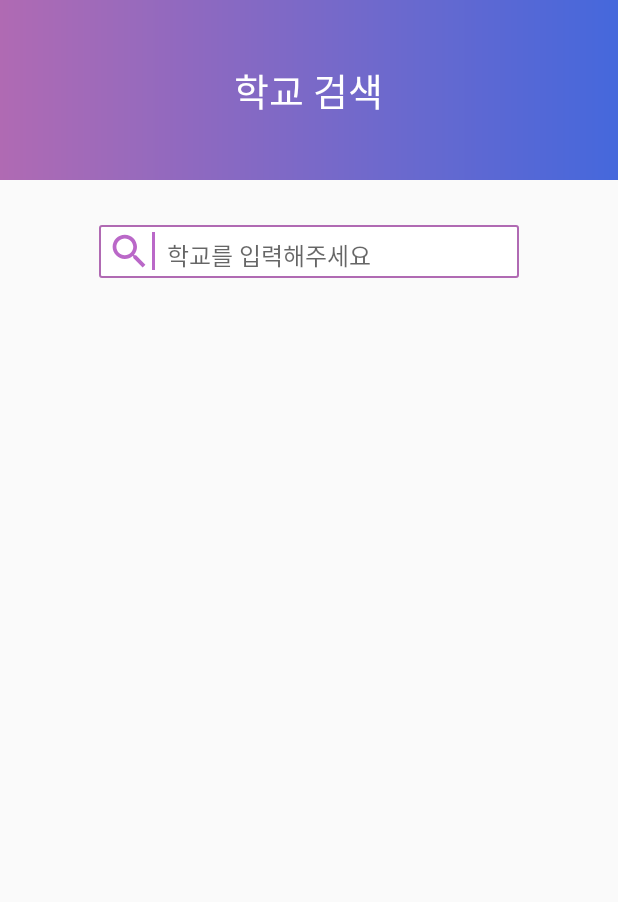
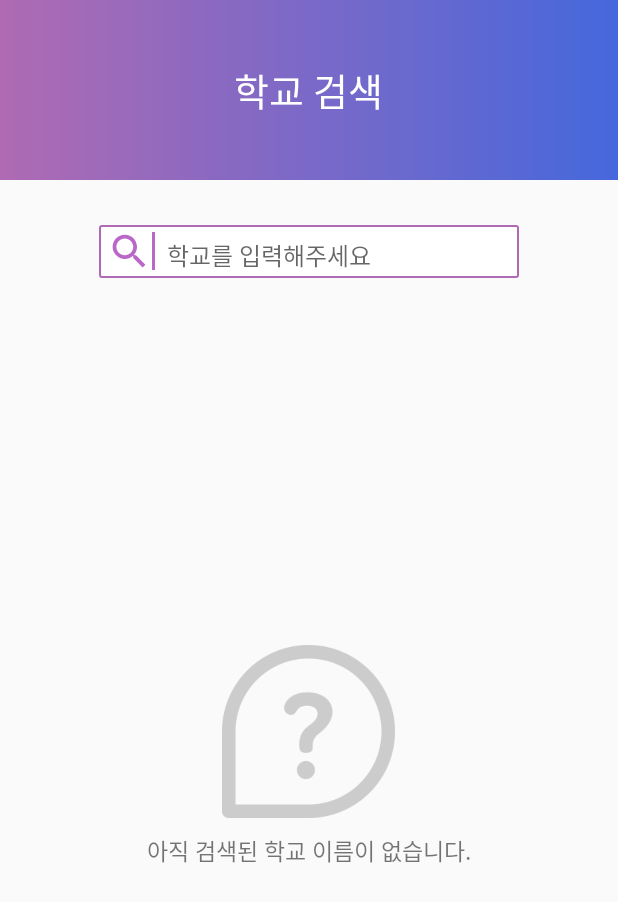
Before and after one commit to Kim-Ju-Yeop/Meals, an Android app: the SearchSchoolActivity screen opened directly, with no data from a screen before it, on a phone screen of 412 x 824 dp. Shown: the top 902 px of the screen. Run offline under Robolectric (Android 15) with nearby library versions, the phone set to English and light mode, and no system bars; our stand-ins replace data binding.

Commit message:
[FIX] SearchSchoolActivity
SearchSchoolActivity 클래스와 각종 작은 기능들을 추가하고 유지 보수하였습니다.

```diff
--- a/Meals_Android2/app/src/main/java/com/project/meals/view/search_school/SearchSchoolActivity.kt
+++ b/Meals_Android2/app/src/main/java/com/project/meals/view/search_school/SearchSchoolActivity.kt
@@ -2,6 +2,10 @@ package com.project.meals.view.search_school
 
 import androidx.appcompat.app.AppCompatActivity
 import android.os.Bundle
+import android.view.KeyEvent
+import android.view.View
+import android.view.inputmethod.EditorInfo
+import android.widget.TextView
 import androidx.databinding.DataBindingUtil
 import androidx.lifecycle.Observer
 import androidx.lifecycle.ViewModelProviders
@@ -25,14 +29,41 @@ class SearchSchoolActivity : AppCompatActivity() {
         binding.lifecycleOwner
 
         observerViewModel()
+        addData()
     }
 
     fun observerViewModel(){
         with(viewModel){
             onSuccessEvent.observe(this@SearchSchoolActivity, Observer {
-                val adapter = SearchSchoolAdapter(viewModel.schoolDataList)
+
+                binding.recyclerView.visibility = View.VISIBLE
+                binding.questionLayout.visibility = View.GONE
+
+                val adapter = SearchSchoolAdapter(applicationContext, viewModel.schoolDataList)
                 binding.recyclerView.adapter = adapter
+            })
+            onNoEvent.observe(this@SearchSchoolActivity, Observer {
+                binding.recyclerView.visibility = View.GONE
+                binding.questionLayout.visibility = View.VISIBLE
+
+                binding.answerTextView.text = "아직 검색된 학교 이름이 없습니다."
+            })
+            onFailEvent.observe(this@SearchSchoolActivity, Observer {
+                binding.recyclerView.visibility = View.GONE
+                binding.questionLayout.visibility = View.VISIBLE
+
+                binding.answerTextView.text = "입력하신 학교는 존재하지 않습니다."
             })
         }
     }
+
+    // Keyboard Enter
+    fun addData(){
+        binding.searchSchoolEditText.setOnEditorActionListener { v, actionId, event ->
+            if (actionId == EditorInfo.IME_ACTION_DONE) {
+                viewModel.searchSchool()
+            }
+            false
+        }
+    }
 }
--- a/Meals_Android2/app/src/main/java/com/project/meals/view/search_school/SearchSchoolInfo.kt
+++ /dev/null
@@ -1,5 +0,0 @@
-package com.project.meals.view.search_school
-
-class SearchSchoolInfo (val schoolName: String, val schoolLocate: String){
-
-}
--- a/Meals_Android2/app/src/main/res/layout/activity_search.xml
+++ b/Meals_Android2/app/src/main/res/layout/activity_search.xml
@@ -78,14 +78,42 @@
             android:layout_width="match_parent"
             android:layout_height="match_parent"
             android:layout_margin="15dp"
-            android:orientation="vertical">
+            android:orientation="vertical"
+            android:gravity="center">
 
             <androidx.recyclerview.widget.RecyclerView
                 android:id="@+id/recyclerView"
                 android:layout_width="match_parent"
                 android:layout_height="match_parent"
                 tools:listitem="@layout/school_layout"
+                android:visibility="gone"
                 app:layoutManager="androidx.recyclerview.widget.LinearLayoutManager"/>
+
+            <LinearLayout
+                android:id="@+id/question_layout"
+                android:layout_width="match_parent"
+                android:layout_height="wrap_content"
+                android:layout_gravity="center"
+                android:orientation="vertical"
+                android:visibility="visible">
+
+                <ImageView
+                    android:id="@+id/imageView2"
+                    android:layout_width="115dp"
+                    android:layout_height="115dp"
+                    android:layout_gravity="center"
+                    app:srcCompat="@drawable/question" />
+
+                <TextView
+                    android:id="@+id/answer_textView"
+                    android:layout_width="match_parent"
+                    android:layout_height="wrap_content"
+                    android:layout_marginTop="10dp"
+                    android:gravity="center"
+                    android:text="아직 검색된 학교 이름이 없습니다."
+                    android:textSize="15dp" />
+            </LinearLayout>
+
         </LinearLayout>
 
     </LinearLayout>
```
Also changed, not shown: Meals_Android2/app/src/main/java/com/project/meals/view/search_school/SearchSchoolAdapter.kt (+17 -5 lines), Meals_Android2/app/src/main/java/com/project/meals/viewmodel/SearchViewModel.kt (+11 -3 lines), Meals_Android2/app/src/main/res/drawable-v24/question.png (added).
